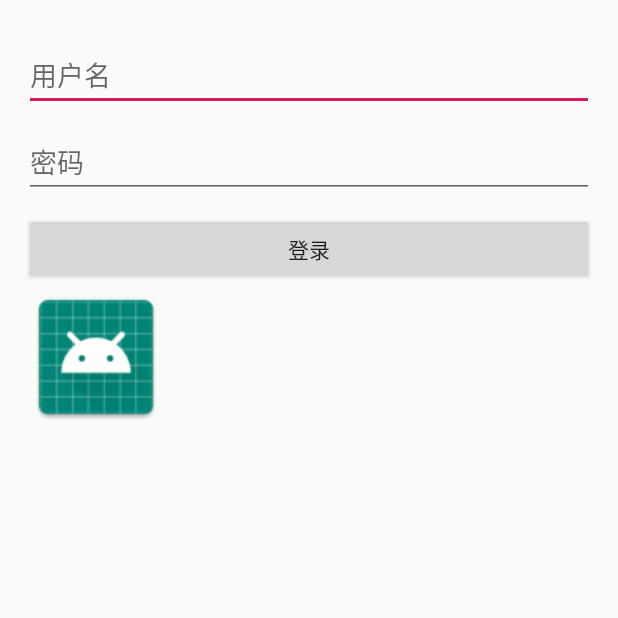
After one commit to limingyue2016/androidDemo, an Android app: the LoginActivity screen opened directly, with no data from a screen before it, on a phone screen of 412 x 824 dp, the top half of it. The commit adds this screen. Run offline under Robolectric (Android 15) with nearby library versions, the phone set to English and light mode, and no system bars.

Commit message:
handler,主线程子线程，bitmap加载
Signed-off-by: limingyue5 <limingyue5@xiaomi.com>

```diff
--- a/app/build.gradle
+++ b/app/build.gradle
@@ -6,7 +6,7 @@ android {
     defaultConfig {
         applicationId "com.example.androiddemo"
         minSdkVersion 26
-        targetSdkVersion 29
+        targetSdkVersion 22
         versionCode 1
         versionName "1.0"
         testInstrumentationRunner "androidx.test.runner.AndroidJUnitRunner"
@@ -24,6 +24,9 @@ dependencies {
     implementation 'androidx.appcompat:appcompat:1.0.2'
     implementation 'androidx.constraintlayout:constraintlayout:1.1.3'
     implementation 'com.google.android.material:material:1.0.0'
+    implementation 'com.squareup.okhttp3:okhttp:4.8.0'
+    implementation 'androidx.navigation:navigation-fragment:2.3.0'
+    implementation 'androidx.navigation:navigation-ui:2.3.0'
     testImplementation 'junit:junit:4.12'
     androidTestImplementation 'androidx.test:runner:1.1.1'
     androidTestImplementation 'androidx.test.espresso:espresso-core:3.1.1'
--- /dev/null
+++ b/app/src/main/java/com/example/androiddemo/activity/BaseActivity.java
@@ -0,0 +1,6 @@
+package com.example.androiddemo.activity;
+
+import androidx.appcompat.app.AppCompatActivity;
+
+public class BaseActivity extends AppCompatActivity {
+}
--- /dev/null
+++ b/app/src/main/java/com/example/androiddemo/activity/LoginActivity.java
@@ -0,0 +1,106 @@
+package com.example.androiddemo.activity;
+
+import android.content.Intent;
+import android.graphics.Bitmap;
+import android.graphics.BitmapFactory;
+import android.graphics.drawable.BitmapDrawable;
+import android.graphics.drawable.Drawable;
+import android.os.Bundle;
+import android.os.Handler;
+import android.os.Message;
+import android.text.TextUtils;
+import android.util.Log;
+import android.view.View;
+import android.widget.Button;
+import android.widget.EditText;
+import android.widget.ImageView;
+import android.widget.Toast;
+
+import com.example.androiddemo.MainActivity;
+import com.example.androiddemo.R;
+import com.example.androiddemo.util.Constants;
+
+import androidx.annotation.NonNull;
+import androidx.appcompat.app.AppCompatActivity;
+
+
+public class LoginActivity extends AppCompatActivity implements View.OnClickListener {
+    public static final String TAG = "test";
+
+    public Button btn_login;
+    public EditText et_username;
+    public EditText et_password;
+    public ImageView imageView;
+    public Bitmap bitmap;
+
+    @Override
+    protected void onCreate(Bundle savedInstanceState) {
+        super.onCreate(savedInstanceState);
+        setContentView(R.layout.activity_login);
+
+        btn_login = findViewById(R.id.btn_login);
+        et_username = findViewById(R.id.et_username);
+        et_password = findViewById(R.id.et_password);
+        imageView = findViewById(R.id.imageView);
+
+        btn_login.setOnClickListener(this);
+
+        new Thread(new Runnable() {
+            @Override
+            public void run() {
+                Drawable drawable = getResources().getDrawable(R.drawable.ic_launcher);
+                BitmapDrawable bd = (BitmapDrawable) drawable;
+                bitmap = bd.getBitmap();
+
+                handler.sendEmptyMessage(0);
+            }
+        }).start();
+    }
+
+    public Handler handler = new Handler() {
+        @Override
+        public void handleMessage(@NonNull Message msg) {
+            super.handleMessage(msg);
+
+            if (msg.what == 0) {
+                imageView.setImageBitmap(bitmap);
+            } else {
+                Log.d(TAG, "handleMessage: fail");
+            }
+        }
+    };
+
+    @Override
+    public void onClick(View view) {
+        switch (view.getId()) {
+            case R.id.btn_login:
+                login();
+                break;
+            default:
+                break;
+        }
+
+    }
+
+    private void login() {
+        String phone = et_username.getText().toString().trim();
+        String pwd = et_password.getText().toString().trim();
+
+        if (TextUtils.isEmpty(phone)) {
+            Toast.makeText(LoginActivity.this, "请输入手机号", Toast.LENGTH_SHORT).show();
+            return;
+        }
+
+        if (TextUtils.isEmpty(pwd)) {
+            Toast.makeText(LoginActivity.this, "请输入密码", Toast.LENGTH_SHORT).show();
+            return;
+        }
+
+        if (Constants.PHONE.equals(phone) && Constants.PWD.equals(pwd)) {
+            Intent intent = new Intent(LoginActivity.this, MainActivity.class);
+            startActivity(intent);
+
+            finish();
+        }
+    }
+}
--- /dev/null
+++ b/app/src/main/res/layout/activity_login.xml
@@ -0,0 +1,43 @@
+<?xml version="1.0" encoding="utf-8"?>
+<androidx.coordinatorlayout.widget.CoordinatorLayout xmlns:android="http://schemas.android.com/apk/res/android"
+    xmlns:app="http://schemas.android.com/apk/res-auto"
+    xmlns:tools="http://schemas.android.com/tools"
+    android:layout_width="match_parent"
+    android:layout_height="match_parent"
+    android:layout_margin="@dimen/container_margin"
+    tools:context=".activity.LoginActivity">
+
+    <LinearLayout
+        android:layout_width="match_parent"
+        android:layout_height="match_parent"
+        android:orientation="vertical">
+
+        <EditText
+            android:id="@+id/et_username"
+            android:layout_width="match_parent"
+            android:layout_height="wrap_content"
+            android:layout_marginTop="10dp"
+            android:hint="用户名" />
+
+        <EditText
+            android:id="@+id/et_password"
+            android:layout_width="match_parent"
+            android:layout_height="wrap_content"
+            android:layout_marginTop="10dp"
+            android:hint="密码" />
+
+        <Button
+            android:id="@+id/btn_login"
+            android:layout_width="match_parent"
+            android:layout_height="wrap_content"
+            android:layout_marginTop="10dp"
+            android:text="登录" />
+
+        <ImageView
+            android:id="@+id/imageView"
+            android:layout_width="wrap_content"
+            android:layout_height="wrap_content"/>
+
+    </LinearLayout>
+
+</androidx.coordinatorlayout.widget.CoordinatorLayout>
--- /dev/null
+++ b/app/src/main/res/layout/content_login.xml
@@ -0,0 +1,6 @@
+<?xml version="1.0" encoding="utf-8"?>
+<androidx.constraintlayout.widget.ConstraintLayout xmlns:android="http://schemas.android.com/apk/res/android"
+    xmlns:app="http://schemas.android.com/apk/res-auto"
+    android:layout_width="match_parent"
+    android:layout_height="match_parent"
+    app:layout_behavior="@string/appbar_scrolling_view_behavior"></androidx.constraintlayout.widget.ConstraintLayout>
--- a/app/src/main/res/values/dimens.xml
+++ b/app/src/main/res/values/dimens.xml
@@ -1,3 +1,4 @@
 <resources>
     <dimen name="fab_margin">16dp</dimen>
+    <dimen name="container_margin">16dp</dimen>
 </resources>
```
Also changed, not shown: app/src/main/AndroidManifest.xml (+13 -5 lines), app/src/main/java/com/example/androiddemo/MainActivity.java (+55 -18 lines), app/src/main/java/com/example/androiddemo/activity/WelcomActivity.java (added, +42 -0 lines), app/src/main/java/com/example/androiddemo/util/Constants.java (added, +7 -0 lines), app/src/main/res/layout/activity_welcom.xml (added, +16 -0 lines), app/src/main/res/layout/content_main.xml (+24 -14 lines), app/src/main/res/layout/fragment_first.xml (added, +28 -0 lines), app/src/main/res/layout/fragment_second.xml (added, +27 -0 lines), app/src/main/res/navigation/nav_graph.xml (added, +28 -0 lines), app/src/main/res/values/strings.xml (+9 -0 lines), app/src/main/res/drawable/ic_launcher.png (added).
